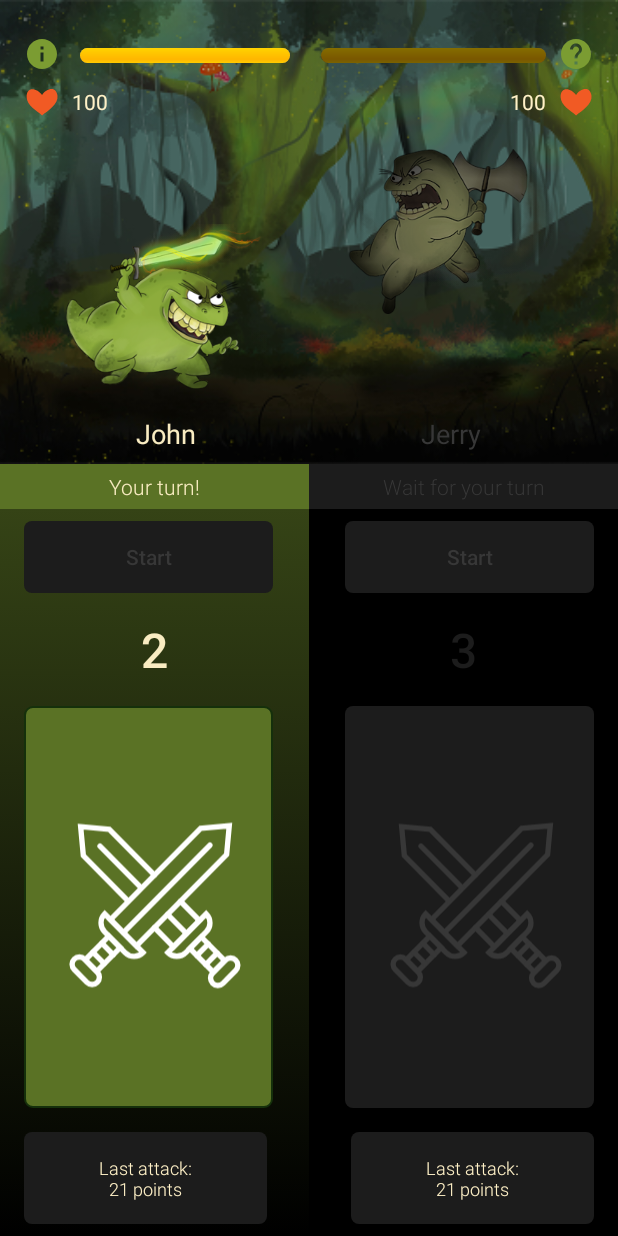
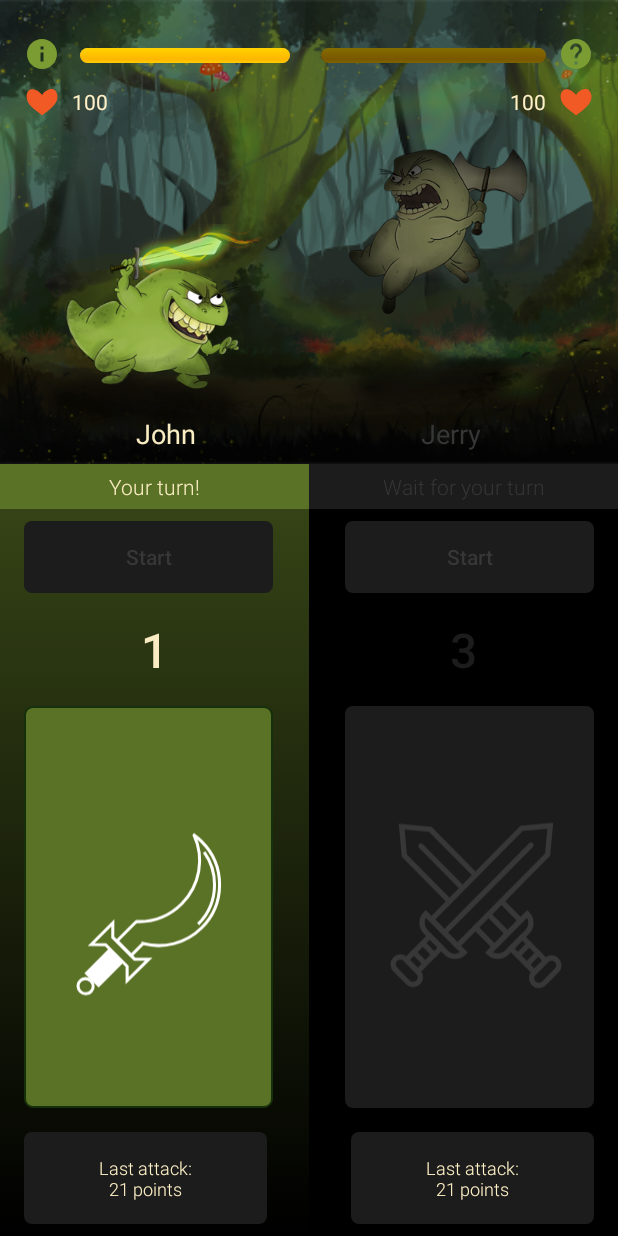
Before and after one commit to suwalszczyzna/MadTadpoles, an Android app: the screen it shows after launch (MainActivity), after a tap on "Start", on a phone screen of 412 x 824 dp. Run offline under Robolectric (Android 15) with nearby library versions, the phone set to English and light mode, and no system bars; Roboto replaces fonts that are not available here.

Commit message:
Left side attack

```diff
--- a/app/build.gradle
+++ b/app/build.gradle
@@ -4,7 +4,7 @@ android {
     compileSdkVersion 26
     defaultConfig {
         applicationId "com.example.android.madtadpoles"
-        minSdkVersion 19
+        minSdkVersion 21
         targetSdkVersion 26
         versionCode 1
         versionName "1.0"
--- a/app/src/main/java/com/example/android/madtadpoles/MainActivity.java
+++ b/app/src/main/java/com/example/android/madtadpoles/MainActivity.java
@@ -16,13 +16,13 @@ import android.widget.ImageView;
 import android.widget.ProgressBar;
 import android.widget.TextView;
 
-import java.util.Random;
 
 public class MainActivity extends AppCompatActivity implements Dialog.DialogListener{
 
     public int mainCounterKM = 3;
     public int mainCounterKT = 3;
     boolean isCounterKMworking, isCounterKTworking;
+    boolean isAttackHitted = false;
 
     Button helpButton;
     TextView textViewKM, textViewKT;
@@ -59,6 +59,17 @@ public class MainActivity extends AppCompatActivity implements Dialog.DialogList
             }
         });
 
+        final ImageButton attackKMButton = (ImageButton) findViewById(R.id.KMBtnAttack);
+
+        attackKMButton.setOnClickListener(new View.OnClickListener() {
+            @Override
+            public void onClick(View view) {
+
+            isAttackHitted = true;
+
+            }
+        });
+
         //************************ Main counter for KM tadpole
         startCountKM.setOnClickListener(new View.OnClickListener(){
             @Override
@@ -66,8 +77,8 @@ public class MainActivity extends AppCompatActivity implements Dialog.DialogList
                 updateLabels();
                 disabledKMCounterStart(true);
                 disabledKMBtnAttack(false);
-
-
+                createGuns();
+                startWeaponKMCounter();
 
 
                 new CountDownTimer(4200,1000){
@@ -77,6 +88,11 @@ public class MainActivity extends AppCompatActivity implements Dialog.DialogList
                         // tutaj piszemy co się dzieje w trakcie odliczania
                         mainCounterKM = (int)(l/1000)-1;
                         updateLabels();
+                        if (isAttackHitted){
+                            onFinishKM();
+                            cancel();
+                        }
+
 
                     }
 
@@ -84,17 +100,14 @@ public class MainActivity extends AppCompatActivity implements Dialog.DialogList
                     public void onFinish() {
 
                         // tutaj piszemy co sie ma wydazyc po zakonczeniu odliczania
-                        disabledKMBtnAttack(true);
-                        disabledKMCounterStart(false);
-                        mainCounterKM = 3;
-                        updateLabels();
-
-                        whoseTurn(1);
+                        onFinishKM();
 
                     }
                 }.start();
             }
         });
+
+
 
 
         //********************* Main counter for KT tadpole
@@ -130,6 +143,17 @@ public class MainActivity extends AppCompatActivity implements Dialog.DialogList
         });
 
     }
+
+    public void onFinishKM(){
+        disabledKMBtnAttack(true);
+        disabledKMCounterStart(false);
+        mainCounterKM = 3;
+        updateLabels();
+        whoseTurn(1);
+
+    }
+
+
 
     public void updateLabels(){
         TextView labelCounterKM = (TextView) findViewById(R.id.labelCounterKM);
@@ -237,7 +261,38 @@ public class MainActivity extends AppCompatActivity implements Dialog.DialogList
         guns[1] = new Gun(25,R.drawable.ic_arc);
         guns[2] = new Gun(35, R.drawable.ic_sickle);
 
+    }
+    public int i = 0;
+    public void startWeaponKMCounter(){
 
+        final ImageButton attackKMButton = (ImageButton) findViewById(R.id.KMBtnAttack);
+        new CountDownTimer(4000, 80){
+            @Override
+            public void onTick(long l) {
+
+                attackKMButton.setImageResource(guns[i].icon);
+                i++;
+                if (i>2){
+                    i = 0;
+                }
+                if(isAttackHitted){
+
+                    attackValue = guns[i].damage;
+                    disabledKMBtnAttack(true);
+                    attackKMButton.setImageResource(guns[i].icon);
+                    attackPlayerA();
+                    cancel();
+
+                }
+
+
+            }
+
+            @Override
+            public void onFinish() {
+
+            }
+        }.start();
     }
 
     // ********************************** Damian's code end
@@ -251,16 +306,16 @@ public class MainActivity extends AppCompatActivity implements Dialog.DialogList
 
     int healthKM = 100;
     int healthKT = 100;
-    int randomNumber1;
+    int attackValue;
 
     //metoda losowanko liczba obrazen dla testów
 
-    public int randomNumber() {
-
-        Random rand = new Random();
-        randomNumber1 = rand.nextInt(20);
-        return randomNumber1;
-    }
+//    public int randomNumber() {
+//
+//        Random rand = new Random();
+//        attackValue = rand.nextInt(20);
+//        return attackValue;
+//    }
 
 // mnożymy max HP *100 żeby animacja zawsze była widoczna
 
@@ -285,7 +340,7 @@ public class MainActivity extends AppCompatActivity implements Dialog.DialogList
     public void progressbarA() {
 
         ProgressBar playerA = findViewById(R.id.progressA);
-        healthKM -= randomNumber();
+        healthKM -= attackValue;
 
         // włączamy animację dla gracza A
 
@@ -312,7 +367,7 @@ public class MainActivity extends AppCompatActivity implements Dialog.DialogList
     public void progressbarB() {
 
         ProgressBar playerA = findViewById(R.id.progressB);
-        healthKT -= randomNumber();
+        healthKT -= attackValue;
 
         // włączamy animację dla gracza B
 
@@ -362,7 +417,7 @@ public class MainActivity extends AppCompatActivity implements Dialog.DialogList
     // wciskanie przycisków ataku dla obu graczy
 
     @RequiresApi(api = Build.VERSION_CODES.LOLLIPOP)
-    public void attackPlayerA(View view) {
+    public void attackPlayerA() {
 
         progressbarB();
         kijanaTopor(healthKT);
--- a/app/src/main/res/layout/activity_tadpoles.xml
+++ b/app/src/main/res/layout/activity_tadpoles.xml
@@ -251,8 +251,8 @@
         android:layout_marginEnd="16dp"
         android:layout_marginTop="8dp"
         android:background="@drawable/my_button"
-        android:contentDescription="Attack Btn"
-        android:onClick="attackPlayerA"
+        android:contentDescription="@string/attack_btn_desc"
+
         android:padding="15dp"
         android:scaleType="fitCenter"
         app:layout_constraintBottom_toTopOf="@+id/KMInfoTxt"
@@ -272,7 +272,7 @@
         android:layout_marginStart="32dp"
         android:layout_marginTop="8dp"
         android:background="@drawable/my_button"
-        android:contentDescription="Attack Btn"
+        android:contentDescription="@string/attack_btn_desc"
         android:onClick="attackPlayerB"
         android:padding="15dp"
         android:scaleType="fitCenter"
@@ -349,22 +349,22 @@
         android:id="@+id/imageView"
         android:layout_width="wrap_content"
         android:layout_height="wrap_content"
-        android:layout_marginLeft="0dp"
+        android:layout_marginStart="0dp"
         android:layout_marginTop="8dp"
         app:layout_constraintLeft_toLeftOf="parent"
         app:layout_constraintStart_toStartOf="@+id/guidelineLewa"
         app:layout_constraintTop_toBottomOf="@+id/infoButton"
-        app:srcCompat="@drawable/ic_serce" />
+        app:srcCompat="@drawable/ic_serce"
+        android:contentDescription="@null" />
 
     <TextView
         android:id="@+id/kijankaMieczHP"
         android:layout_width="wrap_content"
         android:layout_height="wrap_content"
-        android:layout_marginLeft="16dp"
         android:layout_marginStart="8dp"
         android:layout_marginTop="10dp"
         android:fontFamily="@font/roboto_bold"
-        android:text="100"
+        android:text="@string/km_hp_value"
         app:layout_constraintLeft_toLeftOf="parent"
         app:layout_constraintStart_toEndOf="@+id/imageView"
         app:layout_constraintTop_toBottomOf="@+id/infoButton" />
@@ -378,7 +378,8 @@
         app:layout_constraintEnd_toStartOf="@+id/guidelinePrawa"
         app:layout_constraintRight_toRightOf="parent"
         app:layout_constraintTop_toBottomOf="@+id/helpButton"
-        app:srcCompat="@drawable/ic_serce" />
+        app:srcCompat="@drawable/ic_serce"
+        android:contentDescription="@null" />
 
     <TextView
         android:id="@+id/kijankaTasakHP"
@@ -387,7 +388,7 @@
         android:layout_marginEnd="8dp"
         android:layout_marginTop="10dp"
         android:fontFamily="@font/roboto_bold"
-        android:text="100"
+        android:text="@string/kt_hp_value"
         app:layout_constraintEnd_toStartOf="@+id/imageView2"
         app:layout_constraintTop_toBottomOf="@+id/helpButton" />
 
--- a/app/src/main/res/values/strings.xml
+++ b/app/src/main/res/values/strings.xml
@@ -4,4 +4,7 @@
     <string name="attackField_text">Last attack:\n21 points</string>
     <string name="notYourTurn">Wait for your turn</string>
     <string name="YourTurn">Your turn!</string>
+    <string name="km_hp_value">100</string>
+    <string name="kt_hp_value">100</string>
+    <string name="attack_btn_desc">Attack Button</string>
 </resources>
```
